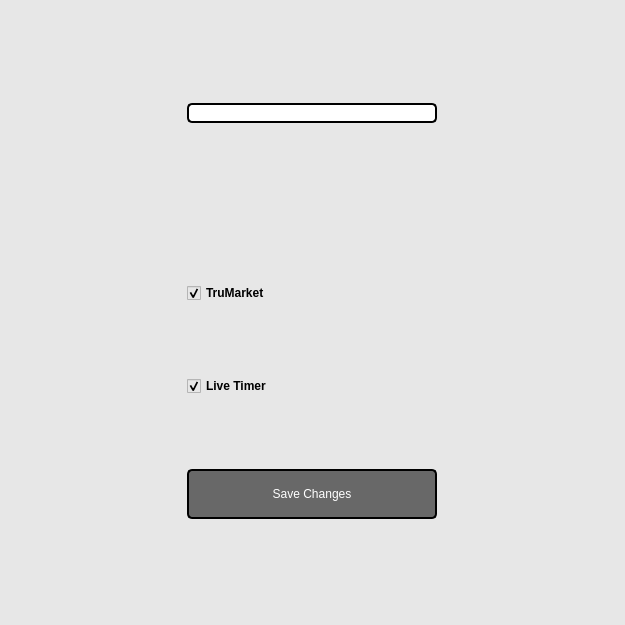
The window that stockgui.ui (beauskers/Stock-Project) describes before a commit, drawn with Qt 5.
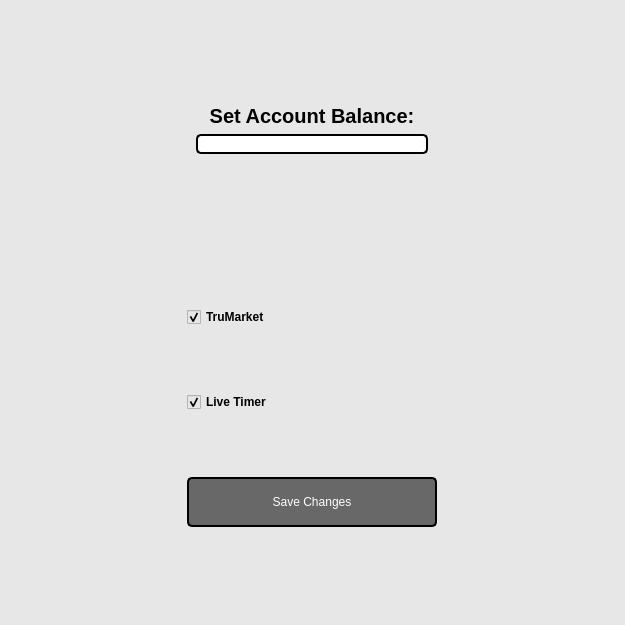
The same window after the commit. The open tabs and pages were chosen to show the change.

Diff of the .ui file:
```diff
--- a/stockgui.ui
+++ b/stockgui.ui
@@ -1213,20 +1213,70 @@
             <widget class="QWidget" name="settingsWidget" native="true">
              <layout class="QVBoxLayout" name="verticalLayout_25">
               <item>
-               <widget class="QLineEdit" name="amountEdit">
+               <widget class="QWidget" name="widget_11" native="true">
                 <property name="sizePolicy">
                  <sizepolicy hsizetype="Preferred" vsizetype="Fixed">
                   <horstretch>0</horstretch>
                   <verstretch>0</verstretch>
                  </sizepolicy>
                 </property>
-                <property name="styleSheet">
-                 <string notr="true">background-color: rgb(255, 255, 255);
+                <layout class="QVBoxLayout" name="verticalLayout_27">
+                 <item>
+                  <widget class="QLabel" name="label">
+                   <property name="sizePolicy">
+                    <sizepolicy hsizetype="Preferred" vsizetype="Fixed">
+                     <horstretch>0</horstretch>
+                     <verstretch>0</verstretch>
+                    </sizepolicy>
+                   </property>
+                   <property name="minimumSize">
+                    <size>
+                     <width>0</width>
+                     <height>0</height>
+                    </size>
+                   </property>
+                   <property name="maximumSize">
+                    <size>
+                     <width>16777215</width>
+                     <height>16777215</height>
+                    </size>
+                   </property>
+                   <property name="font">
+                    <font>
+                     <pointsize>15</pointsize>
+                     <weight>75</weight>
+                     <bold>true</bold>
+                    </font>
+                   </property>
+                   <property name="styleSheet">
+                    <string notr="true">color: rgb(0, 0, 0);</string>
+                   </property>
+                   <property name="text">
+                    <string>Set Account Balance:</string>
+                   </property>
+                   <property name="alignment">
+                    <set>Qt::AlignCenter</set>
+                   </property>
+                  </widget>
+                 </item>
+                 <item>
+                  <widget class="QLineEdit" name="amountEdit">
+                   <property name="sizePolicy">
+                    <sizepolicy hsizetype="Preferred" vsizetype="Fixed">
+                     <horstretch>0</horstretch>
+                     <verstretch>0</verstretch>
+                    </sizepolicy>
+                   </property>
+                   <property name="styleSheet">
+                    <string notr="true">background-color: rgb(255, 255, 255);
 border-width: 10px;
 border-radius: 5px;
 color: rgb(0, 0, 0);
 border: 2px solid black;</string>
-                </property>
+                   </property>
+                  </widget>
+                 </item>
+                </layout>
                </widget>
               </item>
               <item>
```
Left out of the diff: 8 changed lines with no effect on the pictures.
